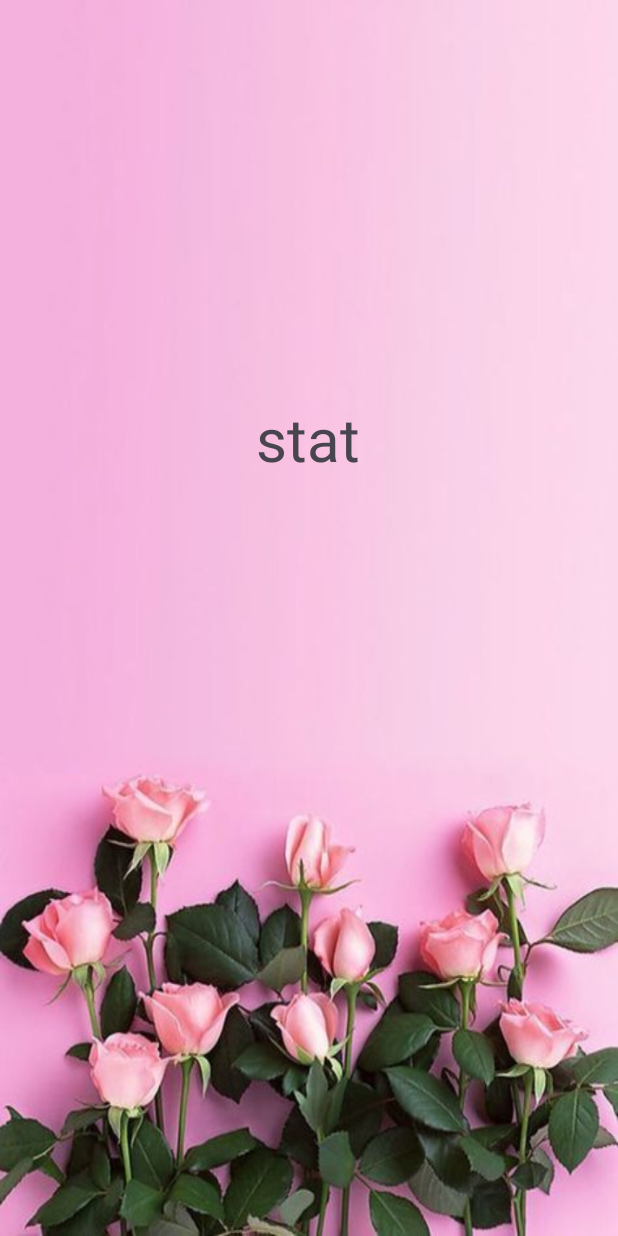
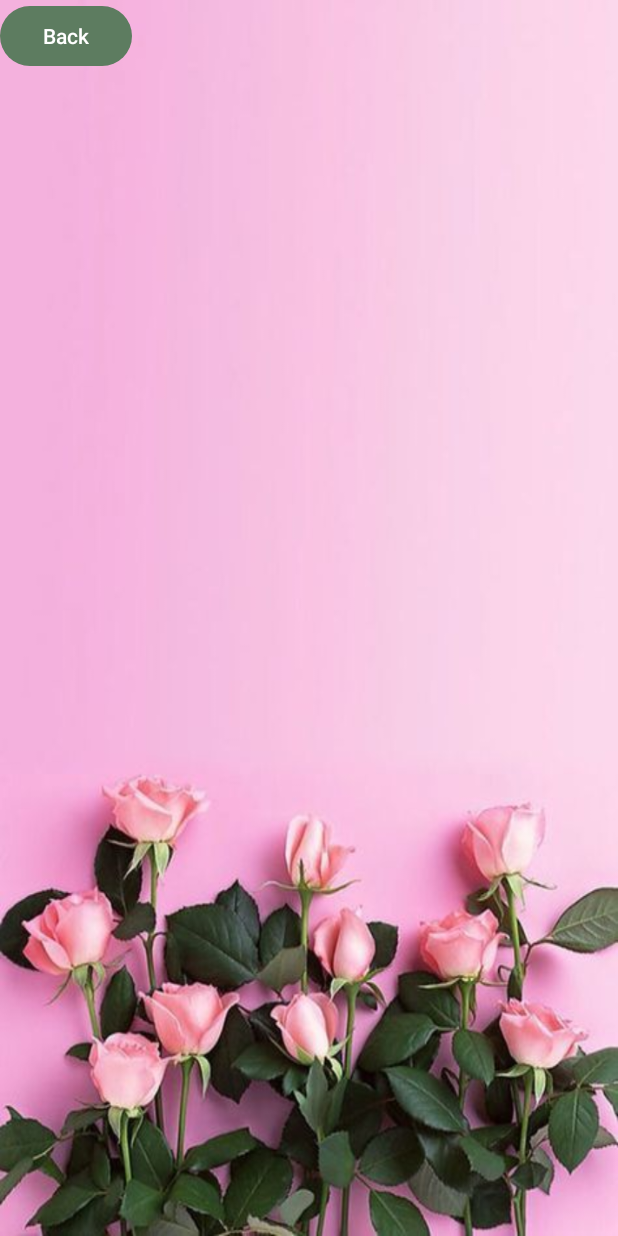
Before and after one commit to karinpapismadov/GrowMe-App, an Android app: the Statistics_waterLevel_Activity screen opened directly, with no data from a screen before it, on a phone screen of 412 x 824 dp. Run offline under Robolectric (Android 15) with nearby library versions, the phone set to English and light mode, and no system bars; our stand-ins replace Firebase (no records; nobody signed in at launch, a user with empty details on screens opened directly).

Commit message:
update 11.06

```diff
--- a/app/src/main/java/com/example/growme_app/Statistics_waterLevel_Activity.java
+++ b/app/src/main/java/com/example/growme_app/Statistics_waterLevel_Activity.java
@@ -1,22 +1,56 @@
 package com.example.growme_app;
 
+import androidx.annotation.NonNull;
 import androidx.appcompat.app.AppCompatActivity;
 
+import android.annotation.SuppressLint;
+import android.content.Intent;
 import android.os.Bundle;
-import android.widget.ArrayAdapter;
+import android.view.View;
+import android.widget.Button;
 import android.widget.TextView;
 
-import java.util.ArrayList;
+import com.google.firebase.database.DataSnapshot;
+import com.google.firebase.database.DatabaseError;
+import com.google.firebase.database.DatabaseReference;
+import com.google.firebase.database.FirebaseDatabase;
+import com.google.firebase.database.ValueEventListener;
 
 public class Statistics_waterLevel_Activity extends AppCompatActivity {
 
-    TextView water_AVG;
+    private TextView water_AVG;
+    Button back;
+
+    @SuppressLint("MissingInflatedId")
     @Override
     protected void onCreate(Bundle savedInstanceState) {
         super.onCreate(savedInstanceState);
         setContentView(R.layout.activity_statistics_water_level);
 
         water_AVG = findViewById(R.id.waterAVG);
+        back = findViewById(R.id.button);
 
+        DatabaseReference waterLevelRef = FirebaseDatabase.getInstance().getReference().child("CurrentData").child("Water level");
+
+        waterLevelRef.addValueEventListener(new ValueEventListener() {
+            @Override
+            public void onDataChange(@NonNull DataSnapshot dataSnapshot) {
+                String waterLevel = dataSnapshot.getValue(String.class);
+                water_AVG.setText(waterLevel);
+            }
+
+            @Override
+            public void onCancelled(@NonNull DatabaseError databaseError) {
+                System.out.println("The read failed: " + databaseError.getCode());
+            }
+        });
+
+        back.setOnClickListener(new View.OnClickListener() {
+            @Override
+            public void onClick(View view) {
+                Intent intent = new Intent(Statistics_waterLevel_Activity.this, StatisticsActivity.class);
+                startActivity(intent);
+            }
+        });
     }
 }
--- a/app/src/main/res/layout/activity_statistics_water_level.xml
+++ b/app/src/main/res/layout/activity_statistics_water_level.xml
@@ -19,4 +19,14 @@
         app:layout_constraintStart_toStartOf="parent"
         app:layout_constraintTop_toTopOf="parent"
         app:layout_constraintVertical_bias="0.345" />
+
+    <Button
+        android:id="@+id/button"
+        android:layout_width="wrap_content"
+        android:layout_height="wrap_content"
+        android:text="Back"
+        tools:layout_editor_absoluteX="160dp"
+        tools:layout_editor_absoluteY="357dp"
+        tools:ignore="MissingConstraints" />
+
 </androidx.constraintlayout.widget.ConstraintLayout>
```
